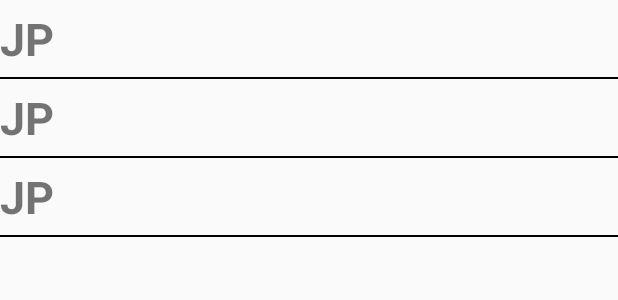
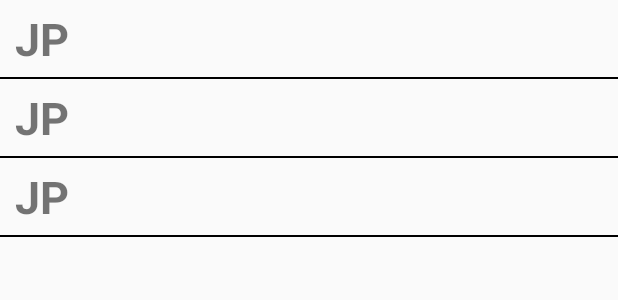
Before and after one commit to ImJaineel/ChatApp, an Android app: the layout activity_main.xml on its own in the app's theme, with its tools: preview values and no code run, on a phone screen of 412 x 824 dp. Shown: the top 300 px of the screen. Run offline under Robolectric (Android 15) with nearby library versions, the phone set to English and light mode, and no system bars.

Commit message:
messageBox spacing solved

```diff
--- a/app/src/main/res/layout/activity_chat.xml
+++ b/app/src/main/res/layout/activity_chat.xml
@@ -26,6 +26,9 @@
             android:layout_width="wrap_content"
             android:background="@drawable/message_box_background"
             android:layout_height="50dp"
+            android:paddingStart="10dp"
+            android:layout_marginStart="5dp"
+            android:layout_marginBottom="3dp"
             android:hint="Type message"
             android:layout_weight="90"/>
         <ImageView
--- a/app/src/main/res/layout/user_layout.xml
+++ b/app/src/main/res/layout/user_layout.xml
@@ -10,7 +10,8 @@
         android:layout_height="wrap_content"
         android:text="@string/jp"
         android:textSize="30sp"
-        android:textStyle="bold"/>
+        android:textStyle="bold"
+        android:paddingStart="10dp"/>
 
     <View
         android:layout_below="@id/txt_name"
```
Also changed, not shown: app/src/main/res/drawable/send.png.
